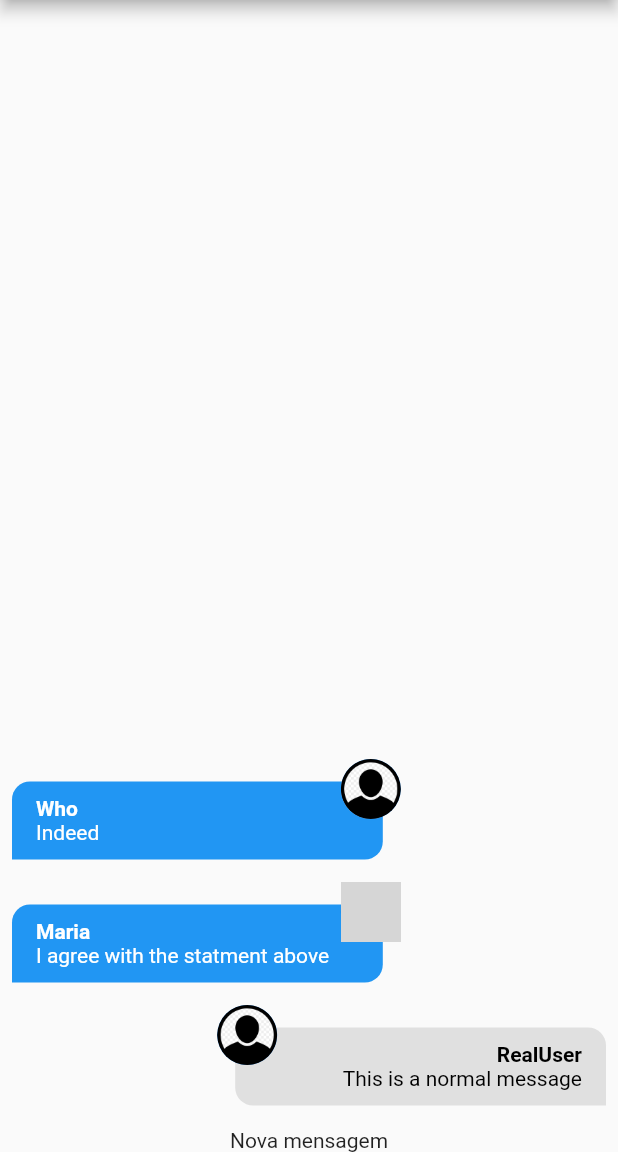
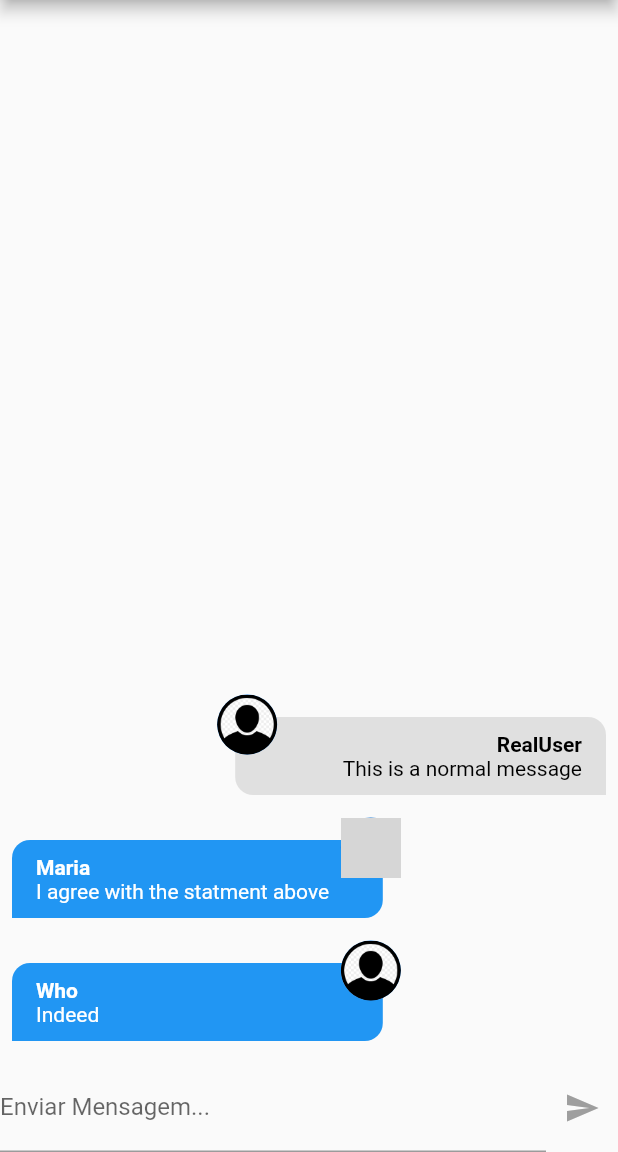
Before and after one commit to AizaYosuke/Chat, a Flutter app: the screen it shows after launch, on a phone screen of 412 x 824 dp, the part 84-1236 px from its top. Run offline on Flutter 3.47's test engine with Material 2 defaults, Android fonts, the phone set to English and light mode, and no system bars; our stand-ins replace image_picker; accounts and stored records are empty; network calls fail; grey boxes are pictures that could not be loaded.

Commit message:
feat: adds the new_message component and reverses the order of witch the chat_service gives the messages

```diff
--- a/lib/components/new_message.dart
+++ b/lib/components/new_message.dart
@@ -1,14 +1,62 @@
+import 'package:chat/core/services/auth/auth_service.dart';
+import 'package:chat/core/services/chat/chat_service.dart';
 import 'package:flutter/material.dart';
-import 'package:flutter/src/widgets/framework.dart';
-import 'package:flutter/src/widgets/placeholder.dart';
 
-class NewMessage extends StatelessWidget {
+class NewMessage extends StatefulWidget {
   const NewMessage({super.key});
 
   @override
+  State<NewMessage> createState() => _NewMessageState();
+}
+
+class _NewMessageState extends State<NewMessage> {
+  String _message = '';
+  final _messageController = TextEditingController();
+
+  Future<void> _sendMessage() async {
+    final user = AuthService().currentUser;
+
+    if (user != null) {
+      await ChatService().save(_message, user);
+      _messageController.clear();
+      setState(() {
+        _message = '';
+      });
+    }
+  }
+
+  @override
   Widget build(BuildContext context) {
-    return Center(
-      child: Text("Nova mensagem"),
+    return Row(
+      children: [
+        Expanded(
+          child: TextField(
+            controller: _messageController,
+            onChanged: (value) {
+              setState(() {
+                _message = value;
+              });
+            },
+            onSubmitted: (value) {
+              if (_message.trim().isNotEmpty) {
+                _sendMessage();
+              }
+            },
+            decoration: const InputDecoration(
+              labelText: 'Enviar Mensagem...',
+            ),
+          ),
+        ),
+        IconButton(
+          onPressed: _message.trim().isEmpty ? null : _sendMessage,
+          icon: Icon(
+            Icons.send,
+            color: _message.trim().isEmpty
+                ? Colors.grey
+                : Theme.of(context).colorScheme.primary,
+          ),
+        ),
+      ],
     );
   }
 }
--- a/lib/core/services/chat/chat_mock_service.dart
+++ b/lib/core/services/chat/chat_mock_service.dart
@@ -35,7 +35,7 @@ class ChatMockService implements ChatService {
   static MultiStreamController<List<ChatMessage>>? _controller;
   static final _msgsStream = Stream<List<ChatMessage>>.multi((controller) {
     _controller = controller;
-    _controller!.add(_msgs);
+    _controller!.add(_msgs.reversed.toList());
   });
 
   @override
@@ -55,7 +55,7 @@ class ChatMockService implements ChatService {
     );
     _msgs.add(newMessage);
 
-    _controller?.add(_msgs);
+    _controller?.add(_msgs.reversed.toList());
 
     return newMessage;
   }
```
